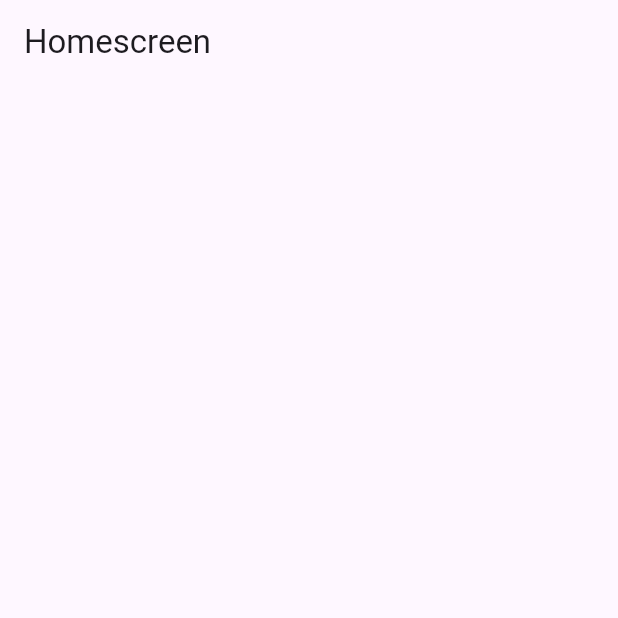
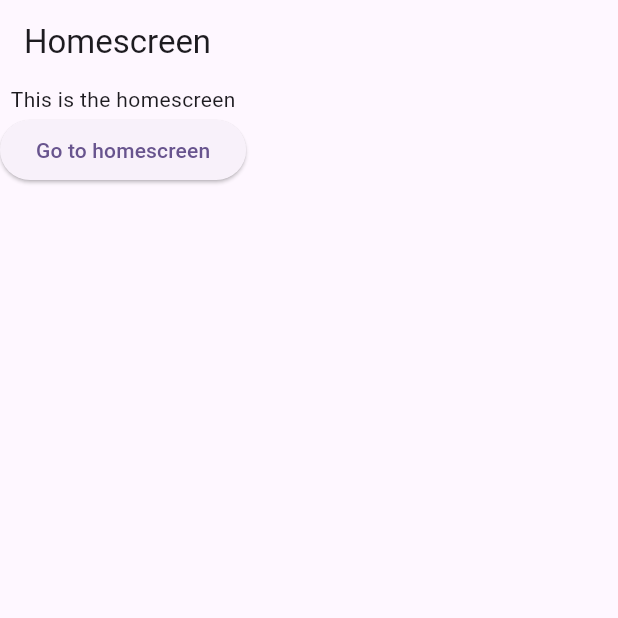
Before and after one commit to Anushaaaan/GitPractiseV1.1, a Flutter app: the screen it shows after launch, on a phone screen of 412 x 824 dp, the top half of it. Run offline on Flutter 3.47's test engine with Material 2 defaults, Android fonts, the phone set to English and light mode, and no system bars.

Commit message:
hello everyonenow i ma pushing my code with yash on github

```diff
--- a/lib/homesreen.dart
+++ b/lib/homesreen.dart
@@ -16,7 +16,16 @@ class _HomescreenState extends State<Homescreen> {
       ),
       body: Column(
         children: [
-
+          const Text('This is the homescreen'),
+          ElevatedButton(
+            onPressed: () {
+              Navigator.push(
+                context,
+                MaterialPageRoute(builder: (context) => const Homescreen()),
+              );
+            },
+            child: const Text('Go to homescreen'),
+          ),
         ],
       )
 
```
